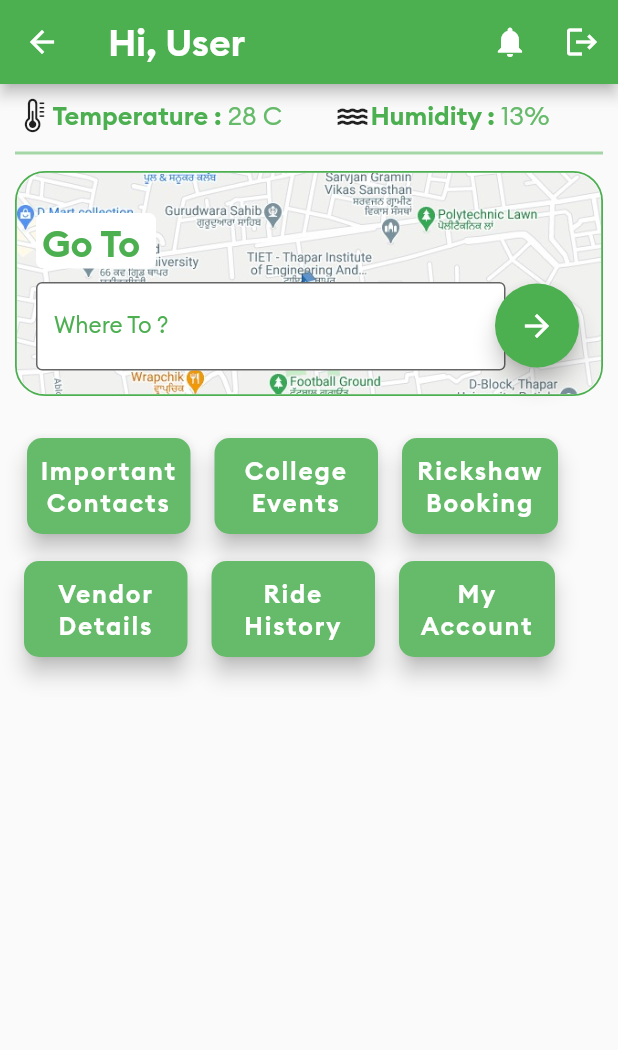
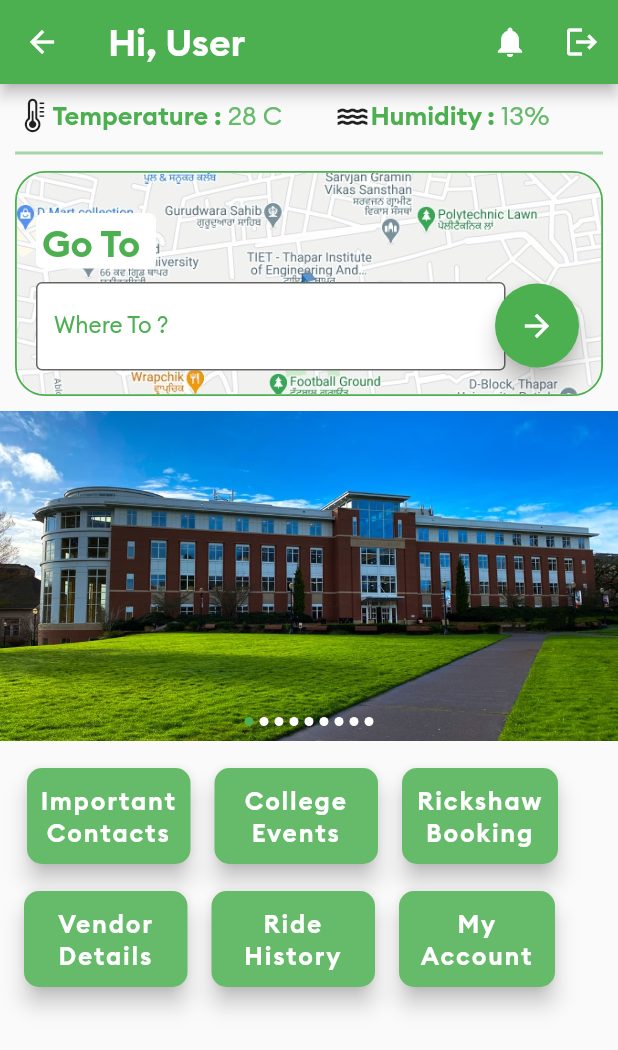
Before and after one commit to deepankarvarma/College--Saathi, a Flutter app: the MainPage screen opened directly, on a phone screen of 412 x 824 dp. Shown: the top 1050 px of the screen. Run offline on Flutter 3.47's test engine with Material 2 defaults, Android fonts, the phone set to English and light mode, and no system bars; drawn by our look-alikes of flutter_image_slideshow.

Commit message:
added slideshow to main page

```diff
--- a/lib/screens/main_page.dart
+++ b/lib/screens/main_page.dart
@@ -1,4 +1,5 @@
 import 'package:college_saathi/screens/imp_contact.dart';
+import 'package:flutter_image_slideshow/flutter_image_slideshow.dart';
 import 'package:college_saathi/screens/login.dart';
 import 'package:flutter/material.dart';
 import 'package:flutter/cupertino.dart';
@@ -160,87 +161,57 @@ class MainPage extends StatelessWidget {
           ),
 
 
-      // ListView(
-      //   children: [
-      //     CarouselSlider(
-      //         items: [
 
-      //           //1st Image of Slider
-      //           Container(
-      //             margin: const EdgeInsets.all(6.0),
-      //             decoration: BoxDecoration(
-      //               borderRadius: BorderRadius.circular(8.0),
-      //               image: const DecorationImage(
-      //                 image: AssetImage('man.jpg'),
-      //                 fit: BoxFit.cover,
-      //               ),
-      //             ),
-      //           ),
+        ImageSlideshow(
 
-      //           //2nd Image of Slider
-      //           Container(
-      //             margin: const EdgeInsets.all(6.0),
-      //             decoration: BoxDecoration(
-      //               borderRadius: BorderRadius.circular(8.0),
-      //               image: const DecorationImage(
-      //                 image: AssetImage('man.jpg'),
-      //                 fit: BoxFit.cover,
-      //               ),
-      //             ),
-      //           ),
+          width: double.infinity,
+          height: 220,
 
-      //           //3rd Image of Slider
-      //           Container(
-      //             margin: const EdgeInsets.all(6.0),
-      //             decoration: BoxDecoration(
-      //               borderRadius: BorderRadius.circular(8.0),
-      //               image: const DecorationImage(
-      //                 image: AssetImage('man.jpg'),
-      //                 fit: BoxFit.cover,
-      //               ),
-      //             ),
-      //           ),
+          initialPage: 0,
+          indicatorColor: Colors.green,
+          indicatorBackgroundColor: Colors.white,
 
-      //           //4th Image of Slider
-      //           Container(
-      //             margin: const EdgeInsets.all(6.0),
-      //             decoration: BoxDecoration(
-      //               borderRadius: BorderRadius.circular(8.0),
-      //               image: const DecorationImage(
-      //                 image: AssetImage('man.jpg'),
-      //                 fit: BoxFit.cover,
-      //               ),
-      //             ),
-      //           ),
-
-      //           //5th Image of Slider
-      //           Container(
-      //             margin: const EdgeInsets.all(6.0),
-      //             decoration: BoxDecoration(
-      //               borderRadius: BorderRadius.circular(8.0),
-      //               image: const DecorationImage(
-      //                 image: AssetImage('man.jpg'),
-      //                 fit: BoxFit.cover,
-      //               ),
-      //             ),
-      //           ),
-
-      //     ],
-
-      //       //Slider Container properties
-      //         options: CarouselOptions(
-      //           height: 180.0,
-      //           enlargeCenterPage: true,
-      //           autoPlay: true,
-      //           aspectRatio: 16 / 9,
-      //           autoPlayCurve: Curves.fastOutSlowIn,
-      //           enableInfiniteScroll: true,
-      //           autoPlayAnimationDuration: const Duration(milliseconds: 800),
-      //           viewportFraction: 0.8,
-      //         ),
-      //     ),
-      //   ],
-      // ),
+          autoPlayInterval: 3000,
+          isLoop: true,
+          children: <Widget>[
+            Image.asset(
+              'assets/c1.jpg',
+              fit: BoxFit.cover,
+            ),
+            Image.asset(
+              'assets/c3.jpg',
+              fit: BoxFit.cover,
+            ),
+            Image.asset(
+              'assets/c5.jpg',
+              fit: BoxFit.cover,
+            ),
+            Image.asset(
+              'assets/c8.jpg',
+              fit: BoxFit.cover,
+            ),
+            Image.asset(
+              'assets/c9.jpg',
+              fit: BoxFit.cover,
+            ),
+            Image.asset(
+              'assets/c2.jpeg',
+              fit: BoxFit.cover,
+            ),
+            Image.asset(
+              'assets/c4.jpeg',
+              fit: BoxFit.cover,
+            ),
+            Image.asset(
+              'assets/c6.jpeg',
+              fit: BoxFit.cover,
+            ),
+            Image.asset(
+              'assets/c7.jpeg',
+              fit: BoxFit.cover,
+            ),
+          ],
+        ),
 
 
 
```
Also changed, not shown: pubspec.yaml (+11 -2 lines), assets/c1.jpg (added), assets/c2.jpeg (added), assets/c3.jpg (added), assets/c4.jpeg (added), assets/c5.jpg (added), assets/c6.jpeg (added), assets/c7.jpeg (added), assets/c8.jpg (added), assets/c9.jpg (added), pubspec.lock.
